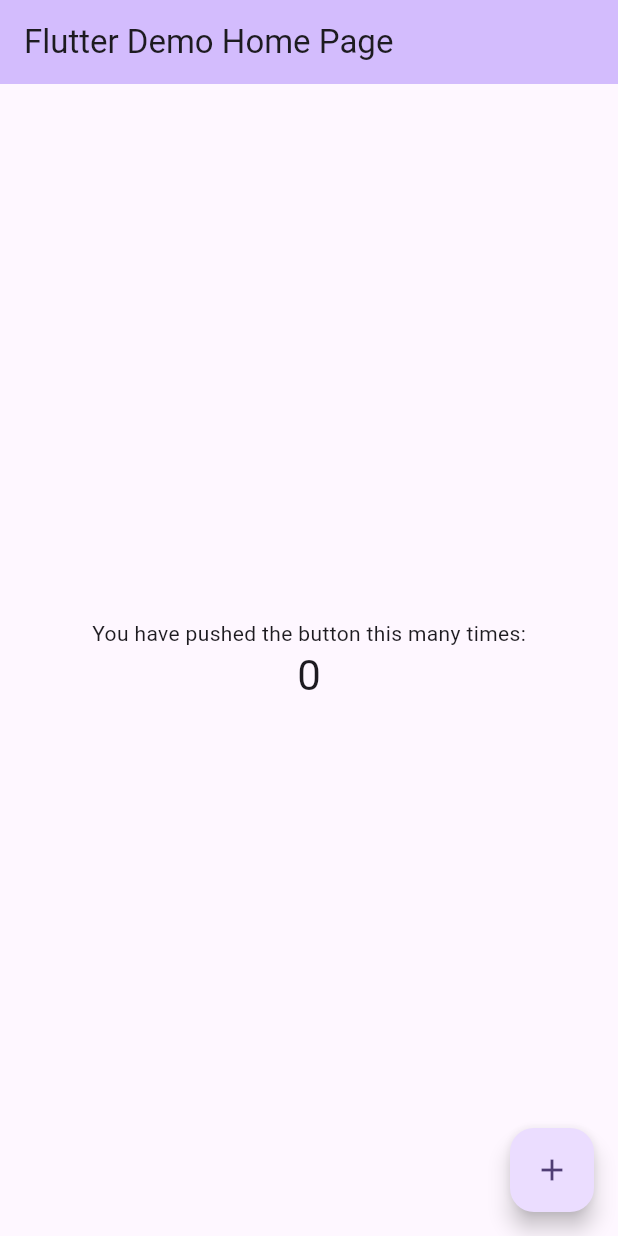
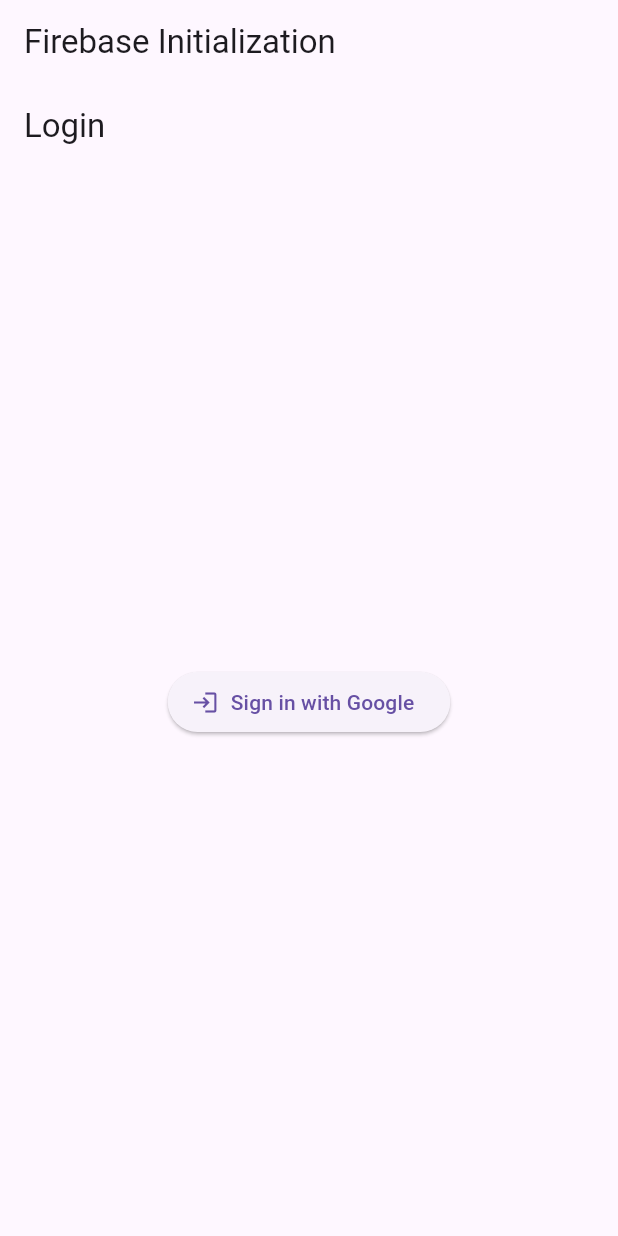
Before and after one commit to nk1044/timeSync, a Flutter app: the screen it shows after launch, on a phone screen of 412 x 824 dp. Run offline on Flutter 3.47's test engine with Material 3 defaults, Android fonts, the phone set to English and light mode, and no system bars; our stand-ins replace firebase_auth, firebase_core, google_sign_in, logger; accounts and stored records are empty; generated files the repository leaves out were written again.

Commit message:
feat: Integrate Firebase Authentication and Google Sign-In
- Added Firebase and Google Sign-In dependencies to the project.
- Implemented Google Sign-In functionality in the login page.
- Updated iOS and macOS Podfiles to include necessary Firebase pods.
- Configured Info.plist for URL schemes and GoogleService-Info.plist.
- Registered Firebase plugins in the generated plugin registrant files.
- Created firebase.json for Firebase configuration.
- Updated pubspec.yaml and pubspec.lock with new dependencies.
- Cleaned up main.dart to initialize Firebase and set up the login page.

```diff
--- /dev/null
+++ b/application/lib/auth/login.dart
@@ -0,0 +1,44 @@
+import 'package:flutter/material.dart';
+import 'package:logger/logger.dart';
+import 'package:google_sign_in/google_sign_in.dart';
+import 'package:firebase_auth/firebase_auth.dart';
+
+final _logger = Logger();
+
+class MyLoginPage extends StatelessWidget {
+  const MyLoginPage({super.key});
+
+  void _handleGoogleSignIn(BuildContext context)async {
+    _logger.i('Google Sign-In button pressed');
+    try {
+      final GoogleSignInAccount? googleUser = await GoogleSignIn().signIn();
+      final GoogleSignInAuthentication? googleAuth = await googleUser?.authentication;
+      final credentialsUser = await GoogleAuthProvider.credential(
+        accessToken: googleAuth?.accessToken,
+        idToken: googleAuth?.idToken,
+      );
+      _logger.i('Google Sign-In successful: ${googleUser?.email}');
+      _logger.i('Access Token: ${googleAuth?.accessToken}');
+      _logger.i('ID Token: ${googleAuth?.idToken}');
+    } catch (e) {
+      _logger.e('Error during Google Sign-In: $e');
+      ScaffoldMessenger.of(context).showSnackBar(
+        SnackBar(content: Text('Error signing in: $e')),
+      );
+    }
+  }
+
+  @override
+  Widget build(BuildContext context) {
+    return Scaffold(
+      appBar: AppBar(title: const Text('Login')),
+      body: Center(
+        child: ElevatedButton.icon(
+          onPressed: () => _handleGoogleSignIn(context),
+          icon: const Icon(Icons.login),
+          label: const Text('Sign in with Google'),
+        ),
+      ),
+    );
+  }
+}
--- a/application/lib/main.dart
+++ b/application/lib/main.dart
@@ -1,122 +1,25 @@
+import 'package:application/auth/login.dart';
 import 'package:flutter/material.dart';
+import 'package:firebase_core/firebase_core.dart';
+import 'firebase_options.dart';
 
-void main() {
+void main() async {
+  WidgetsFlutterBinding.ensureInitialized();
+  await Firebase.initializeApp(options: DefaultFirebaseOptions.currentPlatform);
   runApp(const MyApp());
 }
 
 class MyApp extends StatelessWidget {
   const MyApp({super.key});
 
-  // This widget is the root of your application.
   @override
   Widget build(BuildContext context) {
     return MaterialApp(
-      title: 'Flutter Demo',
-      theme: ThemeData(
-        // This is the theme of your application.
-        //
-        // TRY THIS: Try running your application with "flutter run". You'll see
-        // the application has a purple toolbar. Then, without quitting the app,
-        // try changing the seedColor in the colorScheme below to Colors.green
-        // and then invoke "hot reload" (save your changes or press the "hot
-        // reload" button in a Flutter-supported IDE, or press "r" if you used
-        // the command line to start the app).
-        //
-        // Notice that the counter didn't reset back to zero; the application
-        // state is not lost during the reload. To reset the state, use hot
-        // restart instead.
-        //
-        // This works for code too, not just values: Most code changes can be
-        // tested with just a hot reload.
-        colorScheme: ColorScheme.fromSeed(seedColor: Colors.deepPurple),
+      title: 'Flutter Firebase App',
+      home: Scaffold(
+        appBar: AppBar(title: Text('Firebase Initialization')),
+        body: MyLoginPage(),
       ),
-      home: const MyHomePage(title: 'Flutter Demo Home Page'),
     );
   }
 }
-
-class MyHomePage extends StatefulWidget {
-  const MyHomePage({super.key, required this.title});
-
-  // This widget is the home page of your application. It is stateful, meaning
-  // that it has a State object (defined below) that contains fields that affect
-  // how it looks.
-
-  // This class is the configuration for the state. It holds the values (in this
-  // case the title) provided by the parent (in this case the App widget) and
-  // used by the build method of the State. Fields in a Widget subclass are
-  // always marked "final".
-
-  final String title;
-
-  @override
-  State<MyHomePage> createState() => _MyHomePageState();
-}
-
-class _MyHomePageState extends State<MyHomePage> {
-  int _counter = 0;
-
-  void _incrementCounter() {
-    setState(() {
-      // This call to setState tells the Flutter framework that something has
-      // changed in this State, which causes it to rerun the build method below
-      // so that the display can reflect the updated values. If we changed
-      // _counter without calling setState(), then the build method would not be
-      // called again, and so nothing would appear to happen.
-      _counter++;
-    });
-  }
-
-  @override
-  Widget build(BuildContext context) {
-    // This method is rerun every time setState is called, for instance as done
-    // by the _incrementCounter method above.
-    //
-    // The Flutter framework has been optimized to make rerunning build methods
-    // fast, so that you can just rebuild anything that needs updating rather
-    // than having to individually change instances of widgets.
-    return Scaffold(
-      appBar: AppBar(
-        // TRY THIS: Try changing the color here to a specific color (to
-        // Colors.amber, perhaps?) and trigger a hot reload to see the AppBar
-        // change color while the other colors stay the same.
-        backgroundColor: Theme.of(context).colorScheme.inversePrimary,
-        // Here we take the value from the MyHomePage object that was created by
-        // the App.build method, and use it to set our appbar title.
-        title: Text(widget.title),
-      ),
-      body: Center(
-        // Center is a layout widget. It takes a single child and positions it
-        // in the middle of the parent.
-        child: Column(
-          // Column is also a layout widget. It takes a list of children and
-          // arranges them vertically. By default, it sizes itself to fit its
-          // children horizontally, and tries to be as tall as its parent.
-          //
-          // Column has various properties to control how it sizes itself and
-          // how it positions its children. Here we use mainAxisAlignment to
-          // center the children vertically; the main axis here is the vertical
-          // axis because Columns are vertical (the cross axis would be
-          // horizontal).
-          //
-          // TRY THIS: Invoke "debug painting" (choose the "Toggle Debug Paint"
-          // action in the IDE, or press "p" in the console), to see the
-          // wireframe for each widget.
-          mainAxisAlignment: MainAxisAlignment.center,
-          children: <Widget>[
-            const Text('You have pushed the button this many times:'),
-            Text(
-              '$_counter',
-              style: Theme.of(context).textTheme.headlineMedium,
-            ),
-          ],
-        ),
-      ),
-      floatingActionButton: FloatingActionButton(
-        onPressed: _incrementCounter,
-        tooltip: 'Increment',
-        child: const Icon(Icons.add),
-      ), // This trailing comma makes auto-formatting nicer for build methods.
-    );
-  }
-}
--- a/application/pubspec.yaml
+++ b/application/pubspec.yaml
@@ -34,6 +34,10 @@ dependencies:
   # The following adds the Cupertino Icons font to your application.
   # Use with the CupertinoIcons class for iOS style icons.
   cupertino_icons: ^1.0.8
+  firebase_core: ^3.14.0
+  google_sign_in: ^6.3.0
+  logger: ^2.5.0
+  firebase_auth: ^5.6.0
 
 dev_dependencies:
   flutter_test:
```
Also changed, not shown: application/firebase.json (added), application/pubspec.lock, 17 other files.
